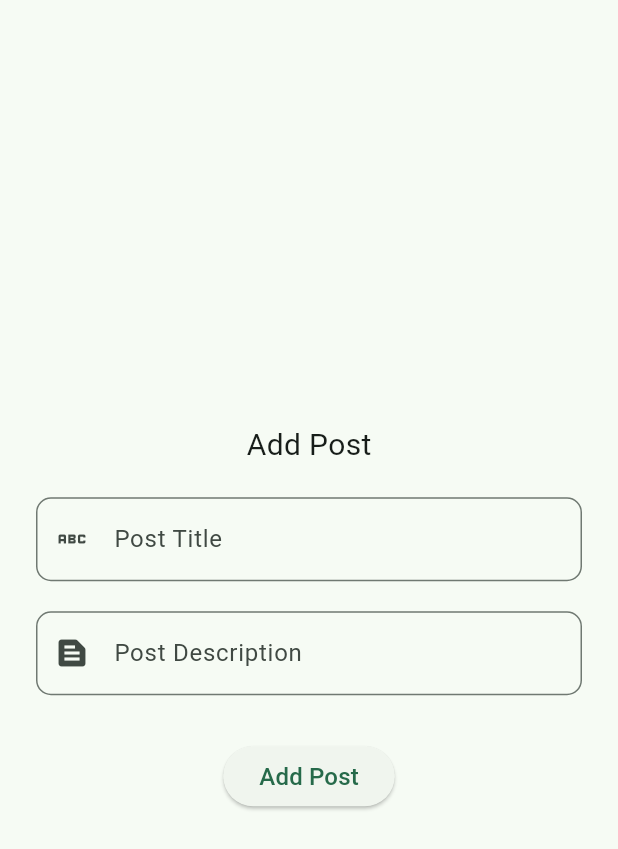
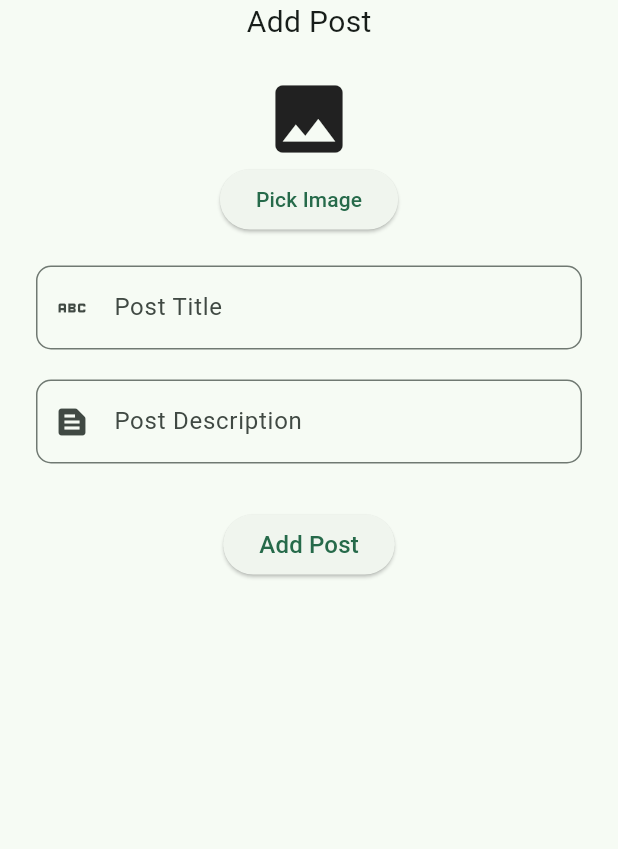
Before and after one commit to abdulqadir263/agrisol, a Flutter app: the AddPostPage screen opened by its route, on a phone screen of 412 x 824 dp. Shown: the top 849 px of the screen. Run offline on Flutter 3.47's test engine with Material 3 defaults, Android fonts, the phone set to English and light mode, and no system bars; our stand-ins replace cloud_firestore, firebase_auth, firebase_core, get, image_picker; missing offline and left inert: cloudinary_sdk; accounts and stored records are empty.

Commit message:
crud operations

```diff
--- /dev/null
+++ b/lib/data/media_repo.dart
@@ -0,0 +1,25 @@
+
+import 'package:cloudinary_sdk/cloudinary_sdk.dart';
+
+class MediaRepository{
+
+  late Cloudinary cloundinary;
+
+  MediaRepository(){
+      cloundinary = Cloudinary.full (
+      apiKey: '789549317331418',
+      apiSecret: 'gc4i7_k7v8eZLBlX3JzS8yeZmRM',
+      cloudName: 'dybx88bzo',
+    );
+}
+
+  Future<CloudinaryResponse> uploadImg(String path){
+     return cloundinary.uploadResource(
+        CloudinaryUploadResource(
+          filePath: path,
+          resourceType:  CloudinaryResourceType.image
+        )
+    );
+  }
+
+}
--- a/lib/model/post.dart
+++ b/lib/model/post.dart
@@ -4,12 +4,15 @@ class Post{
   String uId;
   String title;
   String description;
+  String? image;
 
   Post(this.id, this.uId, this.title, this.description);
 
 
   static Post fromMap(Map<String, dynamic> map){
-    return Post(map['id'], map['uId'], map['title'], map['description']);
+    Post p = Post(map['id'], map['uId'], map['title'], map['description']);
+    p.image = map['image'];
+    return p;
   }
 
   Map<String,dynamic> toMap(){
@@ -18,6 +21,7 @@ class Post{
       'uId' : uId,
       'title' : title,
       'description' : description,
+      'image': image,
     };
   }
 
--- a/lib/ui/auth/login.dart
+++ b/lib/ui/auth/login.dart
@@ -24,7 +24,9 @@ class _LoginPageState extends State<LoginPage> {
     loginViewModel = Get.find();
 
     if(loginViewModel.isUserLoggedIn()){
-      Get.offAllNamed('/posts');
+      WidgetsBinding.instance.addPostFrameCallback((_) {
+        Get.offAllNamed('/your-route');
+      });
     }
 
   }
--- a/lib/ui/posts/add_post.dart
+++ b/lib/ui/posts/add_post.dart
@@ -1,9 +1,12 @@
+import 'dart:io';
+
 import 'package:agrisol/data/PostRepository.dart';
 import 'package:agrisol/ui/posts/view_models/add_post_vm.dart';
 import 'package:flutter/material.dart';
 import 'package:get/get.dart';
 
 import '../../data/AuthRepository.dart';
+import '../../data/media_repo.dart';
 import '../../model/post.dart';
 
 
@@ -34,13 +37,38 @@ class _AddPostPageState extends State<AddPostPage> {
   @override
   Widget build(BuildContext context) {
     return Scaffold(
-      body: Padding(
+      body: SingleChildScrollView(
+        child: Padding(
+
           padding: const EdgeInsets.symmetric(horizontal: 24.0),
           child: Column(
             mainAxisAlignment: MainAxisAlignment.center,
             children: [
               Text("Add Post",
                 style: TextStyle(fontSize: 20),
+              ),
+
+              const SizedBox(height: 20),
+
+              Obx(() {
+                final image = addPostViewModel.image.value;
+                if (image != null) {
+                  return Image.file(File(image.path),
+                  width: 125,
+                  height: 125,
+                  );
+                }
+                return Icon(Icons.image, size: 60);
+              }),
+
+
+              ElevatedButton(
+                onPressed: () {
+                  WidgetsBinding.instance.addPostFrameCallback((_) {
+                    addPostViewModel.pickImage();
+                  });
+                },
+                child: Text("Pick Image"),
               ),
 
               const SizedBox(height: 20),
@@ -99,6 +127,7 @@ class _AddPostPageState extends State<AddPostPage> {
             ],
           ),
         ),
+      ),
     );
   }
 }
@@ -109,6 +138,7 @@ class AddPostBinding extends Bindings{
   void dependencies() {
     Get.put(AuthRepository());
     Get.put(PostsRepository());
+    Get.put(MediaRepository());
     Get.put(AddPostViewModel());
   }
 
--- a/lib/ui/posts/posts.dart
+++ b/lib/ui/posts/posts.dart
@@ -64,6 +64,9 @@ class _PostsPageState extends State<PostsPage> with SingleTickerProviderStateMix
           ));
         }
       },
+
+      leading: post.image == null? Icon(Icons.image, size: 60): Image.network(post.image!, height: 60, width: 60,) ,
+
       title: Text(post.title),
       subtitle: Column(
         crossAxisAlignment: CrossAxisAlignment.start,
--- a/lib/ui/posts/view_models/add_post_vm.dart
+++ b/lib/ui/posts/view_models/add_post_vm.dart
@@ -1,13 +1,18 @@
 
 import 'package:agrisol/data/AuthRepository.dart';
 import 'package:agrisol/data/PostRepository.dart';
+import 'package:agrisol/data/media_repo.dart';
 import 'package:agrisol/model/post.dart';
 import 'package:get/get.dart';
+import 'package:image_picker/image_picker.dart';
 
 class AddPostViewModel extends GetxController{
   AuthRepository authRepository = Get.find();
   PostsRepository postsRepository = Get.find();
+  MediaRepository mediaRepository = Get.find();
   var isSaving = false.obs;
+
+  Rxn<XFile> image = Rxn<XFile>();
 
   Future<void> addPost(String title, String description, Post? post) async {
 
@@ -32,6 +37,9 @@ class AddPostViewModel extends GetxController{
           title,
           description
       );
+
+      await uploadImage(post);
+
       try {
         await postsRepository.addPost(post);
         Get.back(result: true);
@@ -44,6 +52,7 @@ class AddPostViewModel extends GetxController{
       post.description = description;
 
       try {
+        await uploadImage(post);
         await postsRepository.updatePost(post);
         Get.back(result: true);
       } catch (e) {
@@ -54,4 +63,25 @@ class AddPostViewModel extends GetxController{
     isSaving.value = false;
     }
 
+    Future<void> uploadImage(Post post) async {
+      if(image.value!=null) {
+        var imageResult = await mediaRepository.uploadImg(image.value!.path);
+        if(imageResult.isSuccessful){
+          post.image = imageResult.url;
+        }else
+        {
+          Get.snackbar('Error Uploading Image',
+              imageResult.error??"Couldn't upload image due to some error"
+          );
+          return;
+        }
+      }
+    }
+
+
+    Future<void> pickImage() async {
+      final ImagePicker picker = ImagePicker();
+      image.value = await picker.pickImage(source: ImageSource.gallery);
+    }
+
 }
--- a/pubspec.yaml
+++ b/pubspec.yaml
@@ -38,6 +38,8 @@ dependencies:
   firebase_auth: ^5.5.3
   get: ^4.7.2
   cloud_firestore: ^5.6.7
+  image_picker: ^1.1.2
+  cloudinary_sdk: ^5.0.0+1
 
 dev_dependencies:
   flutter_test:
```
Also changed, not shown: lib/model/user.dart (added, +28 -0 lines), lib/utils/role_check.dart (added, +9 -0 lines), pubspec.lock, 5 other files. Lines whose indentation alone changed are shown as unchanged.
